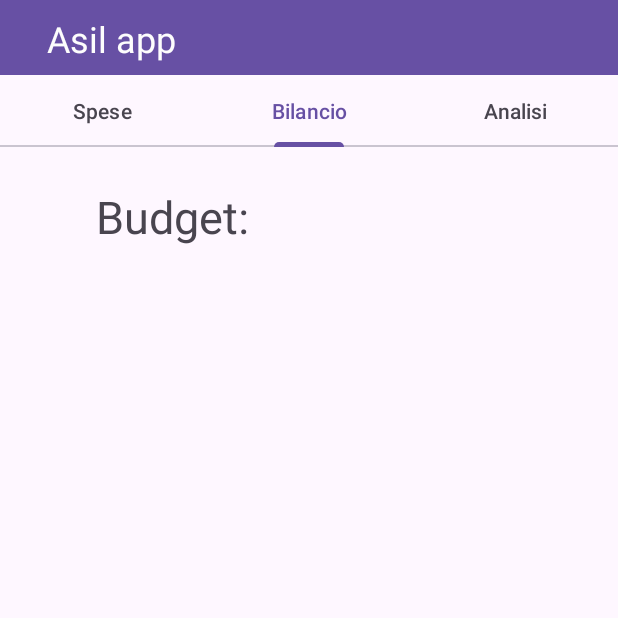
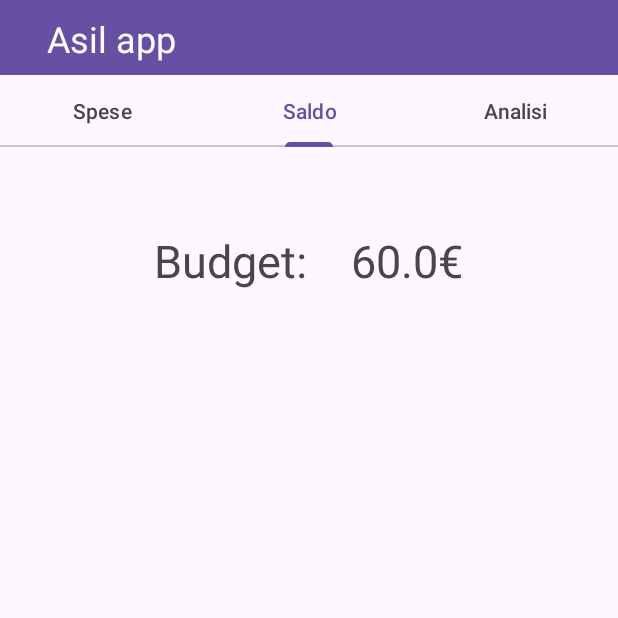
Before and after one commit to martinaminiello/Spese_MyApplication, an Android app: the screen it shows after launch (MainActivity), tab 2 chosen, on a phone screen of 412 x 824 dp, the top half of it. Run offline under Robolectric (Android 15) with nearby library versions, the phone set to English and light mode, and no system bars; our stand-ins replace Firebase (no records; nobody signed in at launch, a user with empty details on screens opened directly).

Commit message:
Budget is on and gets updated every month. Next is updating budget everytime items are added

```diff
--- /dev/null
+++ b/app/src/main/java/com/example/spese_myapplication/RichiedenteAsilo.java
@@ -0,0 +1,33 @@
+package com.example.spese_myapplication;
+
+import java.text.SimpleDateFormat;
+import java.util.Calendar;
+import java.util.Locale;
+
+public class RichiedenteAsilo {
+    private String idRichiedenteAsilo;
+    private Double budget;
+
+    int currentDate = Calendar.getInstance().get(Calendar.MONTH);
+    private Integer creationDate;
+
+
+
+    public RichiedenteAsilo(String idRichiedenteAsilo){
+        this.idRichiedenteAsilo=idRichiedenteAsilo;
+        this.budget=60.00;
+        this.creationDate=Calendar.DECEMBER;
+
+    }
+    public String getIdRichiedenteAsilo() {
+        return idRichiedenteAsilo;
+    }
+    public Double getBudget() {
+
+        if(currentDate!=creationDate){
+            budget=budget+60;
+            creationDate=currentDate;
+        }
+      return budget;
+    }
+}
--- a/app/src/main/java/com/example/spese_myapplication/fragments/BilancioFragment.java
+++ b/app/src/main/java/com/example/spese_myapplication/fragments/BilancioFragment.java
@@ -3,64 +3,56 @@ package com.example.spese_myapplication.fragments;
 import android.os.Bundle;
 
 import androidx.fragment.app.Fragment;
+import androidx.lifecycle.Observer;
+import androidx.lifecycle.ViewModelProvider;
 
 import android.view.LayoutInflater;
 import android.view.View;
 import android.view.ViewGroup;
+import android.widget.TextView;
 
 import com.example.spese_myapplication.R;
+import com.example.spese_myapplication.RichiedenteAsilo;
 
-/**
- * A simple {@link Fragment} subclass.
- * Use the {@link BilancioFragment#newInstance} factory method to
- * create an instance of this fragment.
- */
+import java.util.Locale;
+
+
 public class BilancioFragment extends Fragment {
+    private TextView budgetText;
 
-    // TODO: Rename parameter arguments, choose names that match
-    // the fragment initialization parameters, e.g. ARG_ITEM_NUMBER
-    private static final String ARG_PARAM1 = "param1";
-    private static final String ARG_PARAM2 = "param2";
-
-    // TODO: Rename and change types of parameters
-    private String mParam1;
-    private String mParam2;
-
-    public BilancioFragment() {
-        // Required empty public constructor
-    }
-
-    /**
-     * Use this factory method to create a new instance of
-     * this fragment using the provided parameters.
-     *
-     * @param param1 Parameter 1.
-     * @param param2 Parameter 2.
-     * @return A new instance of fragment BilancioFragment.
-     */
-    // TODO: Rename and change types and number of parameters
-    public static BilancioFragment newInstance(String param1, String param2) {
-        BilancioFragment fragment = new BilancioFragment();
-        Bundle args = new Bundle();
-        args.putString(ARG_PARAM1, param1);
-        args.putString(ARG_PARAM2, param2);
-        fragment.setArguments(args);
-        return fragment;
-    }
-
-    @Override
-    public void onCreate(Bundle savedInstanceState) {
-        super.onCreate(savedInstanceState);
-        if (getArguments() != null) {
-            mParam1 = getArguments().getString(ARG_PARAM1);
-            mParam2 = getArguments().getString(ARG_PARAM2);
-        }
-    }
+    private CalendarViewModel viewModel;
 
     @Override
     public View onCreateView(LayoutInflater inflater, ViewGroup container,
                              Bundle savedInstanceState) {
         // Inflate the layout for this fragment
-        return inflater.inflate(R.layout.fragment_bilancio, container, false);
+        View view = inflater.inflate(R.layout.fragment_bilancio, container, false);
+        viewModel = new ViewModelProvider(this).get(CalendarViewModel.class);
+        budgetText = view.findViewById(R.id.textView2);
+
+// Observe the LiveData for budget changes
+        viewModel.getBudgetLiveData().observe(getViewLifecycleOwner(), new Observer<Double>() {
+            @Override
+            public void onChanged(Double newBudget) {
+                // Update the TextView with the new budget
+                budgetText.setText(String.format(Locale.getDefault(), "Budget:    %.1f€", newBudget));
+            }
+        });
+
+        //IN ATTESA DI IMPLEMENTAZIONE VISTA RICHIEDENTE ASILO
+        RichiedenteAsilo userProva=new RichiedenteAsilo("0001");
+        double budget = userProva.getBudget();
+        viewModel.addUser();
+        viewModel.updateBudgetOnFirestore( "0001", budget);
+
+        budgetText.setText("Budget:    " + String.valueOf(budget)+"€");
+
+
+
+
+        return view;
     }
+
+
+
 }
--- a/app/src/main/java/com/example/spese_myapplication/fragments/CalendarViewModel.java
+++ b/app/src/main/java/com/example/spese_myapplication/fragments/CalendarViewModel.java
@@ -1,5 +1,7 @@
 package com.example.spese_myapplication.fragments;
 
+import androidx.lifecycle.LiveData;
+import androidx.lifecycle.MutableLiveData;
 import androidx.lifecycle.ViewModel;
 
 import com.example.spese_myapplication.RichiedenteAsilo;
@@ -22,7 +24,11 @@ public class CalendarViewModel extends ViewModel {
 
     DocumentReference newDocumentReference = itemsCollection.document();
     String documentId = newDocumentReference.getId();
+    private final MutableLiveData<Double> budgetLiveData = new MutableLiveData<>();
 
+    public LiveData<Double> getBudgetLiveData() {
+        return budgetLiveData;
+    }
 
     public void addItem(String id, String nome, String tipo, double prezzo, String selectedDate) {
         // Create a map with the data
@@ -92,75 +98,28 @@ public class CalendarViewModel extends ViewModel {
 
         // Add the item to Firestore
         itemsCollection.document("0001").set(RichiedenteAsilo);
+
     }
 
-  /*  public void updateBudget(double expense) {
-        // Log budget before update
-        System.out.println("Budget before update: " + budget);
-
-        // Deduct the expense from the budget only if budget is not null
-        if (budget != null) {
-            String idUser = "0001";
-            budget -= expense;
-
-            // Log budget after update
-            System.out.println("Budget after update: " + budget);
-
-            // Update the budget in Firestore
-            db.collection("RichiedenteAsilo").document(idUser)
-                    .update("Budget", budget)
-                    .addOnSuccessListener(aVoid -> {
-                        // Budget successfully updated in Firestore
-                        System.out.println("Budget successfully updated!");
-                    })
-                    .addOnFailureListener(e -> {
-                        // Handle errors here
-                        System.out.println("Error updating budget: " + e.getMessage());
-                    });
-        } else {
-            // Handle the case where budget is null
-            System.out.println("Error: Budget is null. Unable to deduct expense.");
-        }
-    }
-
-    private void updateBudgetInternal(double currentBudget, double expense) {
-        String idUser = "0001";
-        budget = currentBudget - expense;
+    public void updateBudgetOnFirestore(String userId, double newBudget) {
+        // Get a reference to the Firestore collection
+        DocumentReference userDocument = db.collection("RichiedenteAsilo").document(userId);
 
         // Update the budget in Firestore
-        db.collection("RichiedenteAsilo").document(idUser)
-                .update("Budget", budget)
+        Map<String, Object> updatedData = new HashMap<>();
+        updatedData.put("Budget", newBudget);
+
+        userDocument.update(updatedData)
                 .addOnSuccessListener(aVoid -> {
-                    // Budget successfully updated in Firestore
-                    System.out.println("Budget successfully updated!");
+                    // Budget successfully updated on Firestore
+                    System.out.println("Budget successfully updated on Firestore!");
+
+                    budgetLiveData.setValue(newBudget);
                 })
                 .addOnFailureListener(e -> {
                     // Handle errors here
-                    System.out.println("Error updating budget: " + e.getMessage());
+                    System.out.println("Error updating budget on Firestore: " + e.getMessage());
                 });
     }
 
-    public void getBudget(OnBudgetFetchedListener listener) {
-        String idUser = "0001";
-
-        // Retrieve the budget from Firestore
-        db.collection("RichiedenteAsilo").document(idUser)
-                .get()
-                .addOnSuccessListener(documentSnapshot -> {
-                    if (documentSnapshot.exists()) {
-                        // User document exists
-                        Double budget = documentSnapshot.getDouble("Budget");
-                        if (budget != null) {
-                            // Initialize the budget before notifying the listener
-                            this.budget = budget;
-                            listener.onBudgetFetched(budget);
-                        }
-                    }
-                })
-                .addOnFailureListener(e -> {
-                    // Handle errors here
-                    System.out.println("Error fetching budget: " + e.getMessage());
-                    listener.onBudgetFetchFailed(e.getMessage());
-                });
-    }*/
 }
--- a/app/src/main/res/layout/activity_main.xml
+++ b/app/src/main/res/layout/activity_main.xml
@@ -33,7 +33,7 @@
         <com.google.android.material.tabs.TabItem
             android:layout_width="match_parent"
             android:layout_height="wrap_content"
-            android:text="Bilancio"></com.google.android.material.tabs.TabItem>
+            android:text="Saldo"></com.google.android.material.tabs.TabItem>
 
         <com.google.android.material.tabs.TabItem
             android:layout_width="match_parent"
--- a/app/src/main/res/layout/fragment_bilancio.xml
+++ b/app/src/main/res/layout/fragment_bilancio.xml
@@ -11,8 +11,9 @@
         android:layout_width="wrap_content"
         android:layout_height="wrap_content"
         android:layout_alignParentTop="true"
-        android:layout_marginStart="48dp"
-        android:layout_marginTop="10dp"
+        android:layout_centerInParent="true"
+        android:layout_marginStart="35dp"
+        android:layout_marginTop="39dp"
         android:padding="16dp"
         android:text="Budget:"
         android:textSize="30dp" />
--- a/app/src/main/res/layout/fragment_calendario.xml
+++ b/app/src/main/res/layout/fragment_calendario.xml
@@ -32,7 +32,7 @@
         android:layout_below="@id/calendarView"
         android:layout_alignParentStart="true"
         android:layout_marginStart="5dp"
-        android:layout_marginTop="-10dp"
+        android:layout_marginTop="10dp"
         android:layout_centerHorizontal="true"
         android:orientation="horizontal"
         android:padding="15dp">
```
